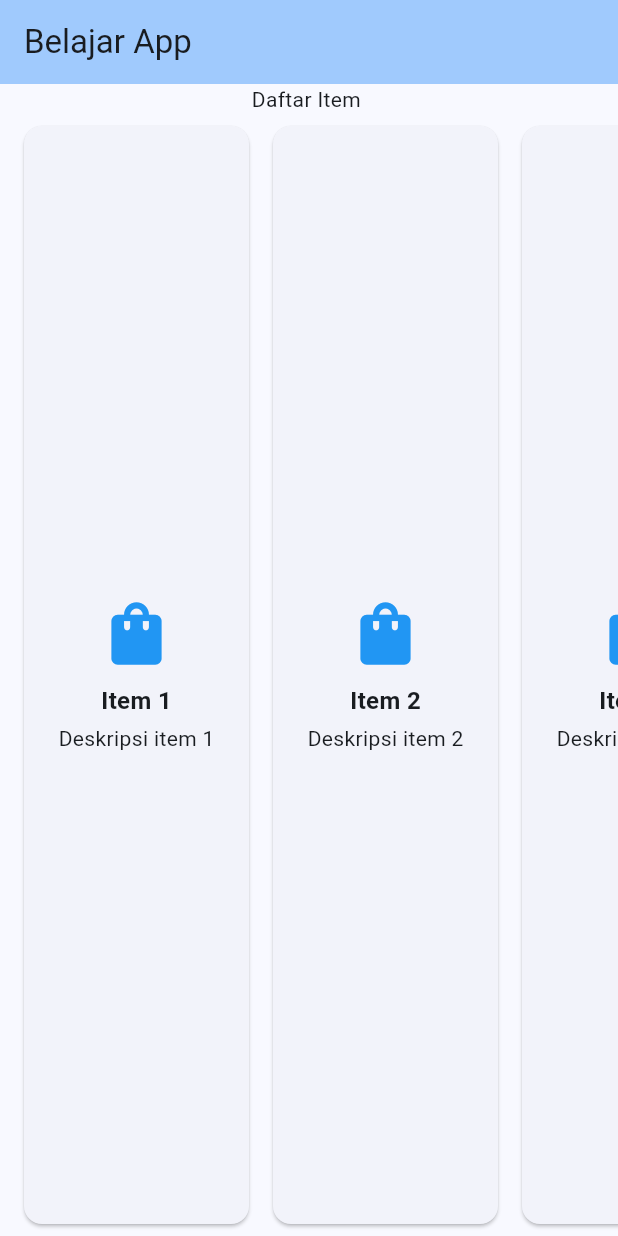
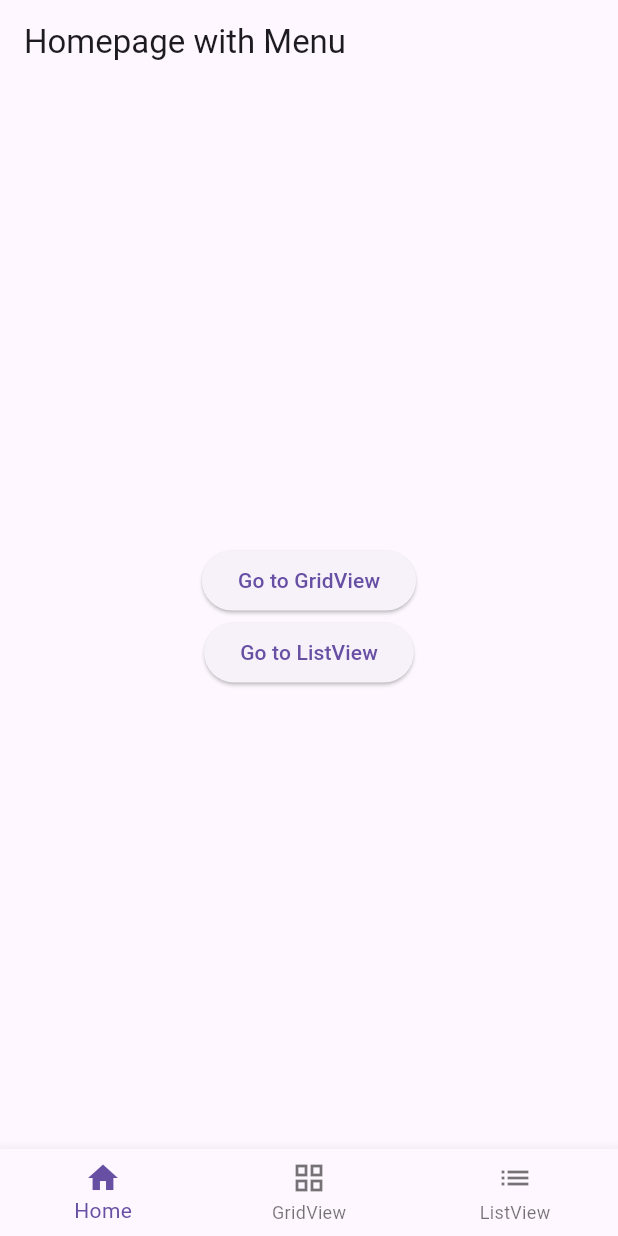
Before and after one commit to ryanHendra/PemMob-Tugas-2, a Flutter app: the screen it shows after launch, on a phone screen of 412 x 824 dp. Run offline on Flutter 3.47's test engine with Material 3 defaults, Android fonts, the phone set to English and light mode, and no system bars.

Commit message:
first commit~

```diff
--- /dev/null
+++ b/lib/layout/home/homepage_with_menu.dart
@@ -0,0 +1,90 @@
+import 'package:flutter/material.dart';
+import 'gridview_learning.dart';
+import 'listview_learning.dart';
+
+class HomepageWithMenu extends StatefulWidget {
+  const HomepageWithMenu({super.key});
+
+  @override
+  HomepageWithMenuState createState() => HomepageWithMenuState(); // Ganti nama class state agar tidak diawali dengan underscore
+}
+
+class HomepageWithMenuState extends State<HomepageWithMenu> {
+  int _currentIndex = 0; // Indeks halaman aktif
+
+  // Daftar halaman untuk navigasi
+  final List<Widget> _pages = [
+    const HomePageContent(), // Konten halaman utama
+    const GridviewLearning(), // Halaman GridView
+    const ListviewLearning(), // Halaman ListView
+  ];
+
+  @override
+  Widget build(BuildContext context) {
+    return Scaffold(
+      appBar: AppBar(
+        title: const Text('Homepage with Menu'),
+      ),
+      body: _pages[_currentIndex], // Halaman aktif sesuai indeks
+      bottomNavigationBar: BottomNavigationBar(
+        currentIndex: _currentIndex,
+        onTap: (index) {
+          setState(() {
+            _currentIndex = index; // Perbarui indeks halaman
+          });
+        },
+        items: const [
+          BottomNavigationBarItem(
+            icon: Icon(Icons.home),
+            label: 'Home',
+          ),
+          BottomNavigationBarItem(
+            icon: Icon(Icons.grid_view),
+            label: 'GridView',
+          ),
+          BottomNavigationBarItem(
+            icon: Icon(Icons.list),
+            label: 'ListView',
+          ),
+        ],
+      ),
+    );
+  }
+}
+
+class HomePageContent extends StatelessWidget {
+  const HomePageContent({super.key});
+
+  @override
+  Widget build(BuildContext context) {
+    return Center(
+      child: Column(
+        mainAxisAlignment: MainAxisAlignment.center,
+        children: [
+          ElevatedButton(
+            onPressed: () {
+              Navigator.push(
+                context,
+                MaterialPageRoute(
+                  builder: (context) => const GridviewLearning(),
+                ),
+              );
+            },
+            child: const Text('Go to GridView'),
+          ),
+          ElevatedButton(
+            onPressed: () {
+              Navigator.push(
+                context,
+                MaterialPageRoute(
+                  builder: (context) => const ListviewLearning(),
+                ),
+              );
+            },
+            child: const Text('Go to ListView'),
+          ),
+        ],
+      ),
+    );
+  }
+}
--- a/lib/main.dart
+++ b/lib/main.dart
@@ -1,4 +1,5 @@
 import 'package:flutter/material.dart';
+import 'layout/home/homepage_with_menu.dart';
 
 void main() {
   runApp(const MyApp());
@@ -11,72 +12,10 @@ class MyApp extends StatelessWidget {
   Widget build(BuildContext context) {
     return MaterialApp(
       title: 'Flutter Demo',
-      debugShowCheckedModeBanner: false, // Menghilangkan tulisan debug
       theme: ThemeData(
-        colorScheme: ColorScheme.fromSeed(seedColor: Colors.blue),
-        useMaterial3: true,
+        primarySwatch: Colors.blue,
       ),
-      home: const MyHomePage(title: 'Belajar App'),
+      home: const HomepageWithMenu(), // Pastikan ini sesuai dengan nama class di file terkait
     );
   }
 }
-
-class MyHomePage extends StatefulWidget {
-  const MyHomePage({super.key, required this.title});
-
-  final String title;
-
-  @override
-  State<MyHomePage> createState() => _MyHomePageState();
-}
-
-class _MyHomePageState extends State<MyHomePage> {
-  @override
-  Widget build(BuildContext context) {
-    return Scaffold(
-      appBar: AppBar(
-        backgroundColor: Theme.of(context).colorScheme.inversePrimary,
-        title: Text(widget.title),
-      ),
-      body: Column(
-        children: [
-          Center(
-            child: Column(
-              mainAxisAlignment: MainAxisAlignment.center,
-              children: const <Widget>[
-                Text(
-                  'Daftar Item ',
-                ),
-              ],
-            ),
-          ),
-          Expanded(
-            child: ListView.builder(
-              scrollDirection: Axis.horizontal, // Mengatur scroll horizontal
-              padding: const EdgeInsets.all(8.0),
-              itemCount: 10, // Menampilkan 10 item
-              itemBuilder: (BuildContext context, int index) {
-                return Card(
-                  margin: const EdgeInsets.symmetric(horizontal: 8.0),
-                  child: SizedBox(
-                    width: 150, // Lebar tiap item
-                    child: Column(
-                      mainAxisAlignment: MainAxisAlignment.center,
-                      children: [
-                        Icon(Icons.shopping_bag, color: Colors.blue, size: 50),
-                        const SizedBox(height: 8),
-                        Text('Item ${index + 1}', style: TextStyle(fontSize: 16, fontWeight: FontWeight.bold)),
-                        const SizedBox(height: 4),
-                        Text('Deskripsi item ${index + 1}'),
-                      ],
-                    ),
-                  ),
-                );
-              },
-            ),
-          ),
-        ],
-      ),
-    );
-  }
-}
--- a/pubspec.yaml
+++ b/pubspec.yaml
@@ -1,4 +1,4 @@
-name: flutter_application_2
+name: latihan
 description: "A new Flutter project."
 # The following line prevents the package from being accidentally published to
 # pub.dev using `flutter pub publish`. This is preferred for private packages.
@@ -30,11 +30,12 @@ environment:
 dependencies:
   flutter:
     sdk: flutter
-
+  http: ^1.2.2
 
   # The following adds the Cupertino Icons font to your application.
   # Use with the CupertinoIcons class for iOS style icons.
   cupertino_icons: ^1.0.8
+
 
 dev_dependencies:
   flutter_test:
```
Also changed, not shown: lib/layout/home/News_page.dart (added, +86 -0 lines), lib/layout/home/apipage/detail_news_page.dart (added, +28 -0 lines), lib/layout/home/apipage/news_card.dart (added, +40 -0 lines), lib/layout/home/gridview_learning.dart (added, +31 -0 lines), lib/layout/home/listview_learning.dart (added, +30 -0 lines), lib/layout/home/my_home_page.dart (added, +17 -0 lines), lib/layout/model/Getnews.dart (added, +17 -0 lines), lib/layout/apipage/News_Card.dart (added), pubspec.lock, 1 other file.
